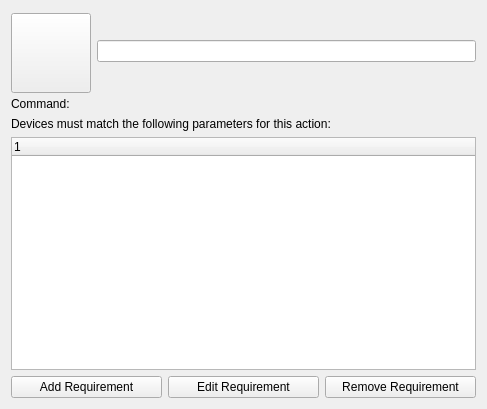
The window that solid/solid-actions-kcm/solid-action-edit.ui (RJVB/kdm5.prev) describes before a commit, drawn with Qt 5.
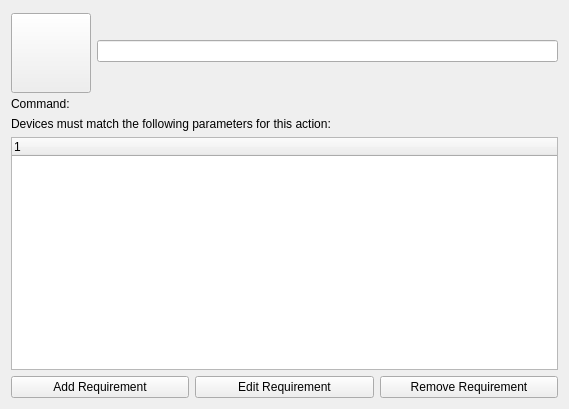
The same window after the commit. Custom widgets are drawn as their Qt base class.

The edit to the form file:
```diff
--- a/solid/solid-actions-kcm/solid-action-edit.ui
+++ b/solid/solid-actions-kcm/solid-action-edit.ui
@@ -1,11 +1,11 @@
 <ui version="4.0" >
  <class>SolidActionEdit</class>
- <widget class="QWidget" name="SolidActionEdit" >
-  <property name="geometry" >
+ <widget class="QWidget" name="SolidActionEdit">
+  <property name="geometry">
    <rect>
     <x>0</x>
     <y>0</y>
-    <width>487</width>
+    <width>569</width>
     <height>409</height>
    </rect>
   </property>
```
Left out of the diff: 97 changed lines with no effect on the pictures.
